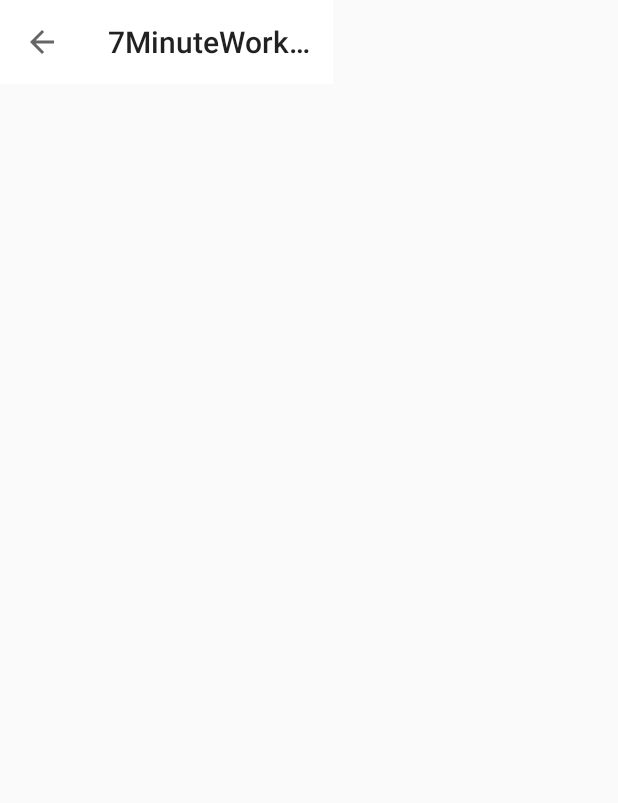
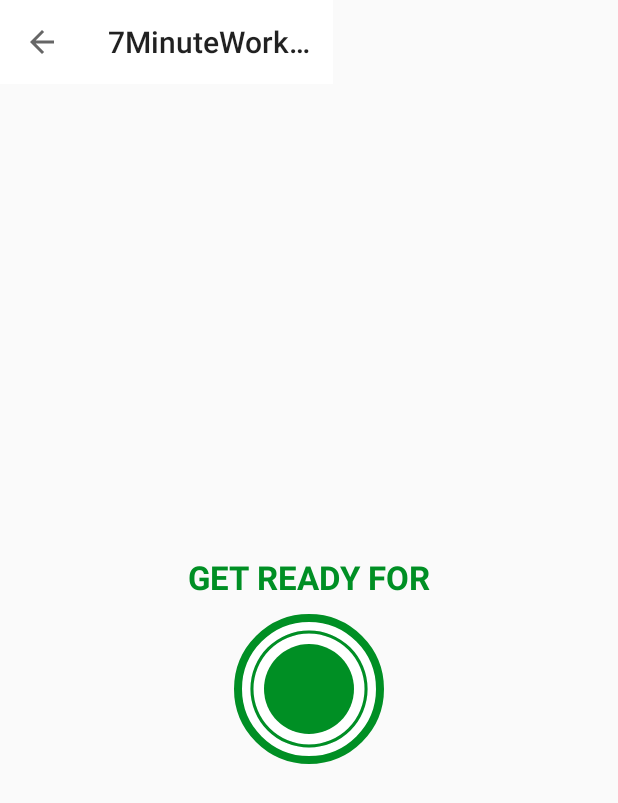
Before and after one commit to BulgakovIvan/7MinuteWorkout, an Android app: the ExerciseActivity screen opened directly, with no data from a screen before it, on a phone screen of 412 x 824 dp. Shown: the top 803 px of the screen. Run offline under Robolectric (Android 15) with nearby library versions, the phone set to English and light mode, and no system bars.

Commit message:
LinearLayout RestView

```diff
--- /dev/null
+++ b/app/src/main/res/drawable/circular_progress_bar.xml
@@ -0,0 +1,14 @@
+<?xml version="1.0" encoding="utf-8"?>
+<layer-list xmlns:android="http://schemas.android.com/apk/res/android">
+
+    <item>
+        <shape android:shape="ring"
+            android:innerRadiusRatio="2.7"
+            android:thicknessRatio="50.0"
+            android:useLevel="true">
+
+            <solid android:color="@color/colorAccent"/>
+        </shape>
+    </item>
+
+</layer-list>
--- /dev/null
+++ b/app/src/main/res/drawable/circular_progress_grey.xml
@@ -0,0 +1,14 @@
+<?xml version="1.0" encoding="utf-8"?>
+<layer-list xmlns:android="http://schemas.android.com/apk/res/android">
+
+    <item>
+        <shape android:shape="ring"
+            android:innerRadiusRatio="2.7"
+            android:thicknessRatio="50.0"
+            android:useLevel="false">
+
+            <solid android:color="@color/grey"/>
+        </shape>
+    </item>
+
+</layer-list>
--- /dev/null
+++ b/app/src/main/res/drawable/item_circular_color_accent_background.xml
@@ -0,0 +1,7 @@
+<?xml version="1.0" encoding="utf-8"?>
+<shape xmlns:android="http://schemas.android.com/apk/res/android"
+    android:shape="oval">
+
+    <solid android:color="@color/colorAccent"/>
+
+</shape>
--- a/app/src/main/res/layout/activity_exercise.xml
+++ b/app/src/main/res/layout/activity_exercise.xml
@@ -12,4 +12,63 @@
         android:layout_height="?android:attr/actionBarSize"
         android:background="@color/white"/>
 
+    <LinearLayout
+        android:id="@+id/llRestView"
+        android:layout_width="match_parent"
+        android:layout_height="match_parent"
+        android:layout_below="@id/toolbar_exercise_activity"
+        android:gravity="center"
+        android:orientation="vertical"
+        android:visibility="visible">
+
+        <TextView
+            android:layout_width="wrap_content"
+            android:layout_height="wrap_content"
+            android:text="GET READY FOR"
+            android:textColor="@color/colorAccent"
+            android:textSize="22sp"
+            android:textStyle="bold" />
+
+        <FrameLayout
+            android:layout_width="100dp"
+            android:layout_height="100dp"
+            android:layout_marginTop="10dp"
+            android:background="@drawable/item_circular_color_accent_border">
+
+            <ProgressBar
+                android:id="@+id/progressBar"
+                style="?android:attr/progressBarStyleHorizontal"
+                android:layout_width="100dp"
+                android:layout_height="100dp"
+                android:layout_gravity="center"
+                android:background="@drawable/circular_progress_grey"
+                android:indeterminate="false"
+                android:max="10"
+                android:progress="100"
+                android:progressDrawable="@drawable/circular_progress_bar"
+                android:rotation="-90" />
+
+
+            <LinearLayout
+                android:layout_width="60dp"
+                android:layout_height="60dp"
+                android:layout_gravity="center"
+                android:background="@drawable/item_circular_color_accent_background"
+                android:gravity="center">
+
+                <TextView
+                    android:id="@+id/tvTimer"
+                    android:layout_width="wrap_content"
+                    android:layout_height="wrap_content"
+                    android:textColor="@color/white"
+                    android:textSize="25sp"
+                    android:textStyle="bold"
+                    tools:text="10" />
+
+            </LinearLayout>
+
+        </FrameLayout>
+
+    </LinearLayout>
+
 </RelativeLayout>
--- a/app/src/main/res/values/colors.xml
+++ b/app/src/main/res/values/colors.xml
@@ -11,4 +11,5 @@
     <color name="colorPrimary">#B2212121</color>
     <color name="colorAccent">#008F24</color>
     <color name="colorHighLighted">#C4C4C4</color>
+    <color name="grey">#D4DEE7</color>
 </resources>
```
